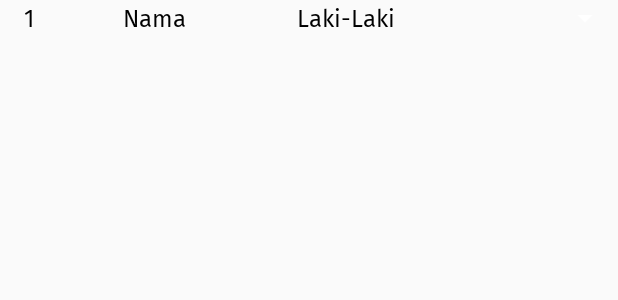
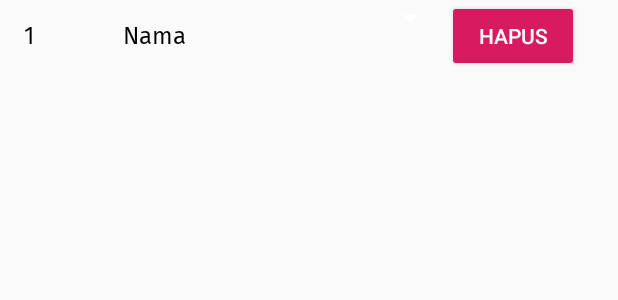
Before and after one commit to maulanarasoky/OSEN, an Android app: the layout student_list.xml on its own in the app's theme, with its tools: preview values and no code run, on a phone screen of 412 x 824 dp. Shown: the top 300 px of the screen. Run offline under Robolectric (Android 15) with nearby library versions, the phone set to English and light mode, and no system bars.

Commit message:
Make a Function to Delete a Student

```diff
--- a/app/src/main/java/com/example/osen/activity/ClassDetails.kt
+++ b/app/src/main/java/com/example/osen/activity/ClassDetails.kt
@@ -22,7 +22,7 @@ import com.example.osen.model.Classroom
 import com.example.osen.model.Student
 import com.google.android.material.appbar.CollapsingToolbarLayout
 import kotlinx.android.synthetic.main.activity_class_details.*
-import kotlinx.android.synthetic.main.table_row.*
+import kotlinx.android.synthetic.main.student_list.*
 import org.jetbrains.anko.db.classParser
 import org.jetbrains.anko.db.select
 import org.jetbrains.anko.matchParent
--- a/app/src/main/res/layout/table_row.xml
+++ b/app/src/main/res/layout/student_list.xml
@@ -25,15 +25,6 @@
         android:fontFamily="@font/firasans"
         android:textColor="@android:color/black"
         android:textSize="16sp" />
-    <TextView
-        android:id="@+id/studentGender"
-        android:layout_marginStart="@dimen/activity_horizontal_margin"
-        android:layout_width="100dp"
-        android:layout_height="wrap_content"
-        android:text="Laki-Laki"
-        android:fontFamily="@font/firasans"
-        android:textColor="@android:color/black"
-        android:textSize="16sp" />
 
     <Spinner
         android:id="@+id/action"
@@ -53,4 +44,12 @@
         android:textColor="@android:color/black"
         android:textSize="16sp" />
 
+    <Button
+        android:id="@+id/deleteStudent"
+        android:layout_width="wrap_content"
+        android:layout_height="wrap_content"
+        android:padding="8dp"
+        android:text="Hapus"
+        style="@style/Widget.AppCompat.Button.Colored" />
+
 </LinearLayout>
```
Also changed, not shown: app/src/main/java/com/example/osen/adapter/StudentList.kt (+26 -7 lines).
